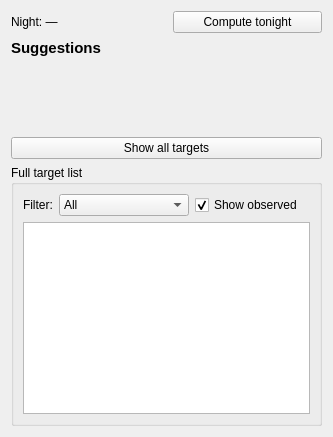
Before: the Qt Designer form nightscribe/gui/ui/tonight_tab.ui in irydeo/nightscribe, drawn with Qt 5.
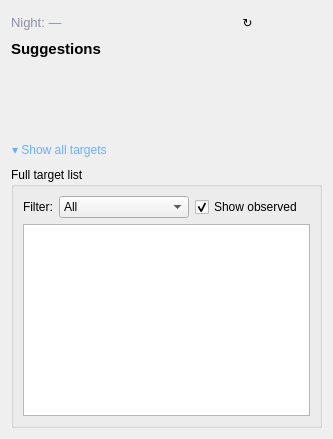
After: the same form once the commit is applied.

Commit message: UX v3.2: Tonight card redesign — visual hierarchy, loading/empty states

Diff of the .ui file:
```diff
--- a/nightscribe/gui/ui/tonight_tab.ui
+++ b/nightscribe/gui/ui/tonight_tab.ui
@@ -8,6 +8,7 @@
      <item>
       <widget class="QLabel" name="lbl_context">
        <property name="text"><string>Night: —</string></property>
+       <property name="styleSheet"><string notr="true">font-size: 13px; color: #8a90a6;</string></property>
       </widget>
      </item>
      <item>
@@ -17,8 +18,10 @@
      </item>
      <item>
       <widget class="QPushButton" name="btn_compute">
-       <property name="text"><string>Compute tonight</string></property>
-       <property name="toolTip"><string>Fetch and score tonight's targets</string></property>
+       <property name="text"><string>↻</string></property>
+       <property name="toolTip"><string>Recompute tonight's targets</string></property>
+       <property name="maximumWidth"><number>32</number></property>
+       <property name="flat"><bool>true</bool></property>
       </widget>
      </item>
     </layout>
@@ -38,9 +41,11 @@
    </item>
    <item>
     <widget class="QPushButton" name="btn_show_all">
-     <property name="text"><string>Show all targets</string></property>
+     <property name="text"><string>▾ Show all targets</string></property>
      <property name="checkable"><bool>true</bool></property>
      <property name="toolTip"><string>Expand the full sortable table</string></property>
+     <property name="flat"><bool>true</bool></property>
+     <property name="styleSheet"><string notr="true">text-align: left; color: #6ab0ff; font-size: 12px;</string></property>
     </widget>
    </item>
    <item>
```
The commit also changes 5 other files.
